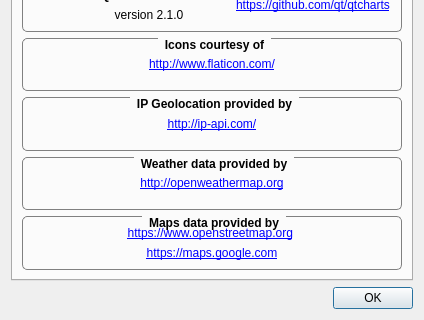
This is AboutDialog.ui in FelixdelasPozas/TrayWeather as Qt 5 draws it before an edit; both pictures show x 0 to 424 and y 240 to 560 of the 424 by 560 pixel window. The edited form follows.
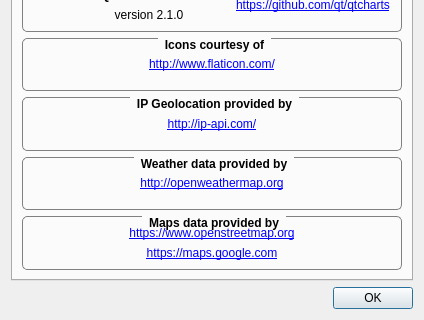
This is the edited form. Icons and pictures are not drawn.

Patch:
```diff
--- a/AboutDialog.ui
+++ b/AboutDialog.ui
@@ -507,8 +507,7 @@
                <string>OpenStreetMap</string>
               </property>
               <property name="text">
-               <string notr="true">&lt;html&gt;&lt;head/&gt;&lt;body&gt;&lt;p&gt;&lt;a href=&quot;https://www.openstreetmap.org&quot;&gt;&lt;span style=&quot; text-decoration: underline; color:#0000ff;&quot;&gt;https://www.openstreetmap.org&lt;/span&gt;&lt;/a&gt;&lt;/p&gt;&lt;/body&gt;&lt;/html&gt;
-</string>
+               <string notr="true">&lt;a href=&quot;https://www.openstreetmap.org&quot;&gt;https://www.openstreetmap.org&lt;/a&gt;</string>
               </property>
               <property name="alignment">
                <set>Qt::AlignCenter</set>
```
Left out of the diff: 6 changed lines with no effect on the pictures.
